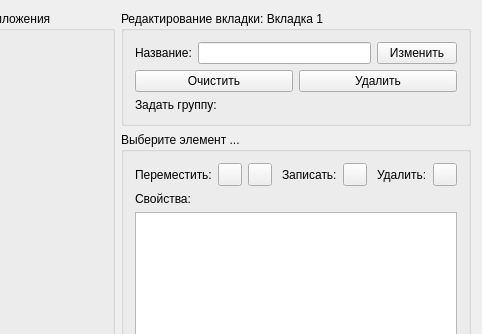
Qt form src/formbuilder.ui (nextgis/formbuilder) before a commit; both pictures show x 222 to 704 and y 0 to 334 of the 704 by 539 pixel window.
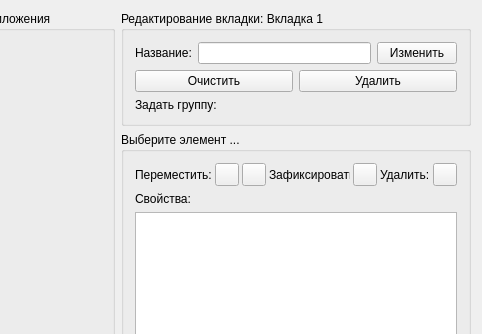
The same form after that commit.

Commit message: Full Json-forms support. Double list element strongly modified

Patch:
```diff
--- a/src/formbuilder.ui
+++ b/src/formbuilder.ui
@@ -154,6 +154,9 @@
          <layout class="QVBoxLayout" name="verticalLayout_6">
           <item>
            <layout class="QHBoxLayout" name="horizontalLayout">
+            <property name="spacing">
+             <number>3</number>
+            </property>
             <item>
              <widget class="QLabel" name="label">
               <property name="text">
@@ -191,7 +194,7 @@
             <item>
              <widget class="QLabel" name="label_7">
               <property name="text">
-               <string>Записать:</string>
+               <string>Зафиксировать:</string>
               </property>
              </widget>
             </item>
```
The commit also changes 4 other files.
